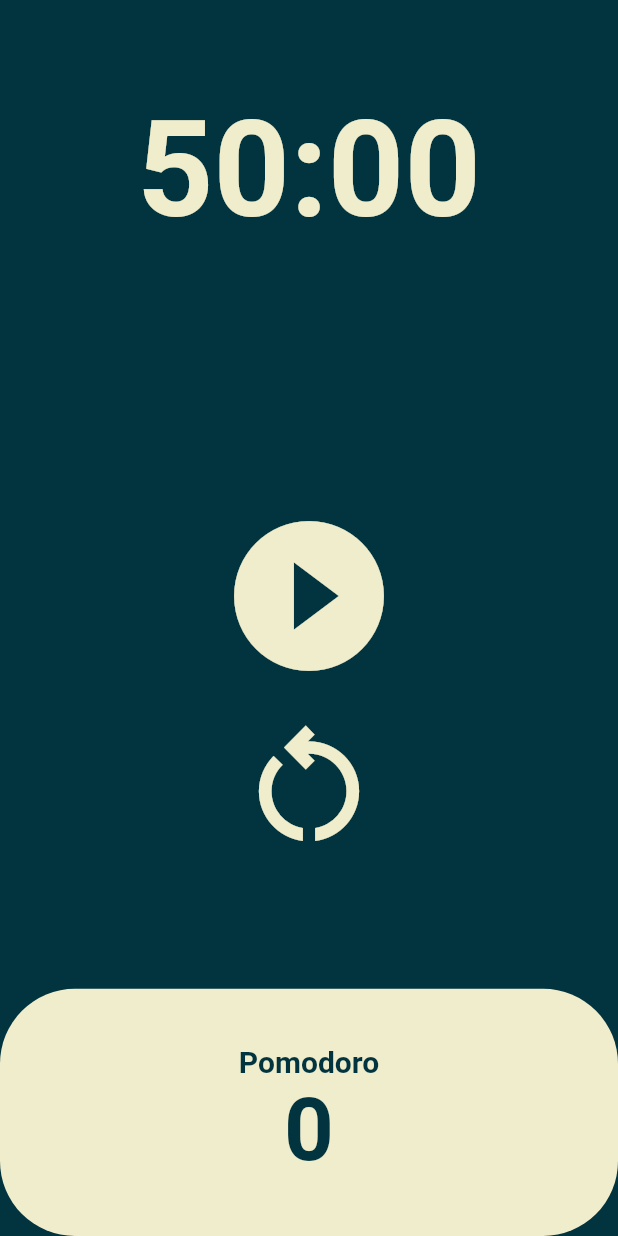
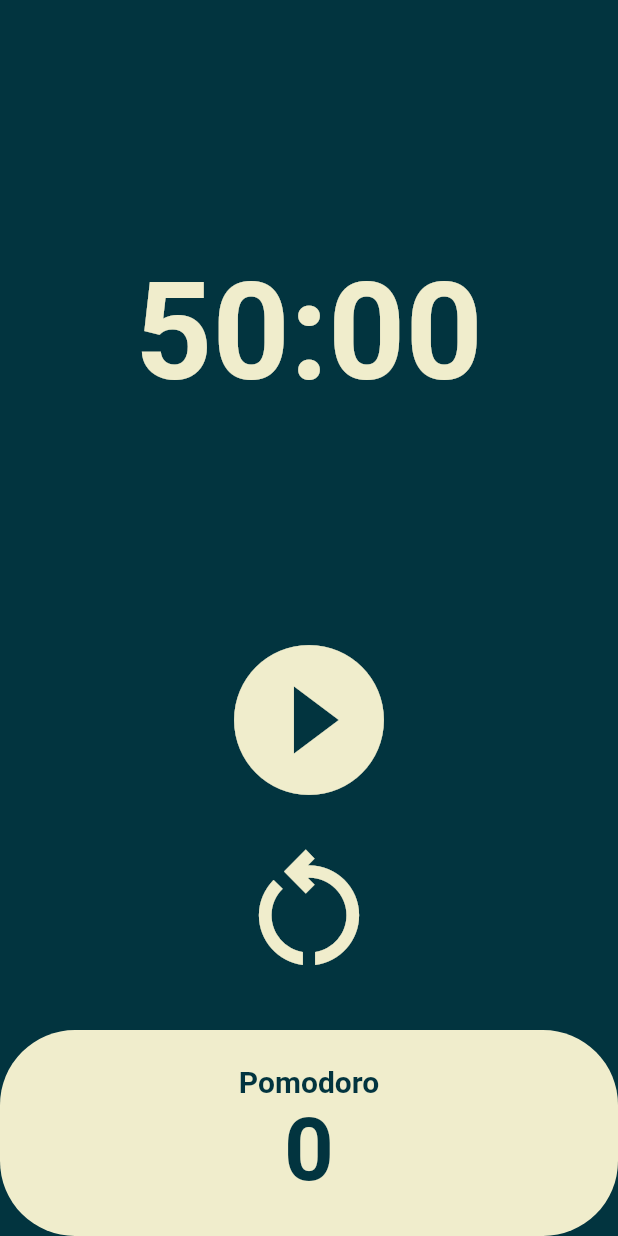
Before and after one commit to bladnoch/Timer_App, a Flutter app: the screen it shows after launch, on a phone screen of 412 x 824 dp. Run offline on Flutter 3.47's test engine with Material 2 defaults, Android fonts, the phone set to English and light mode, and no system bars.

Commit message:
update size of elements

```diff
--- a/lib/screen/home_screen.dart
+++ b/lib/screen/home_screen.dart
@@ -76,13 +76,13 @@ class _HomeScreenState extends State<HomeScreen> {
       body: Column(
         children: [
           Flexible(
-            flex: 1,
+            flex: 2,
             child: Container(
               alignment: Alignment.bottomCenter,
               child: Text(
                 format(totalSeconds),
                 style: TextStyle(color: Theme.of(context).cardColor,
-                fontSize: 89,
+                fontSize: 90,
                   fontWeight: FontWeight.w600,
                 ),
               ),
```
